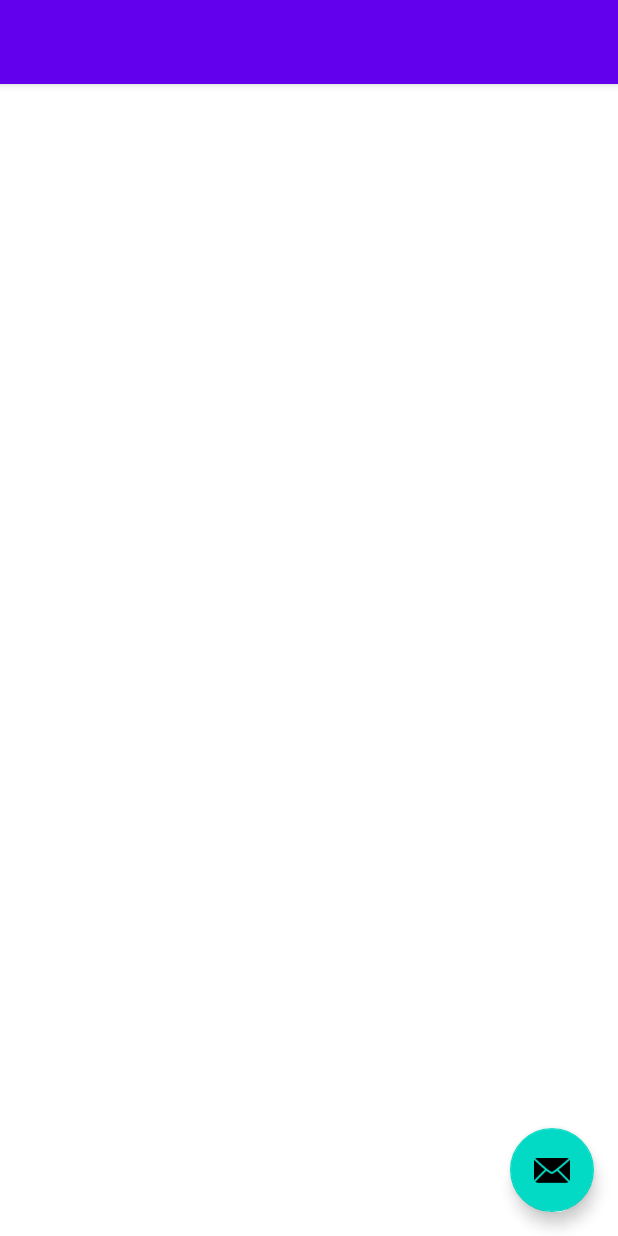
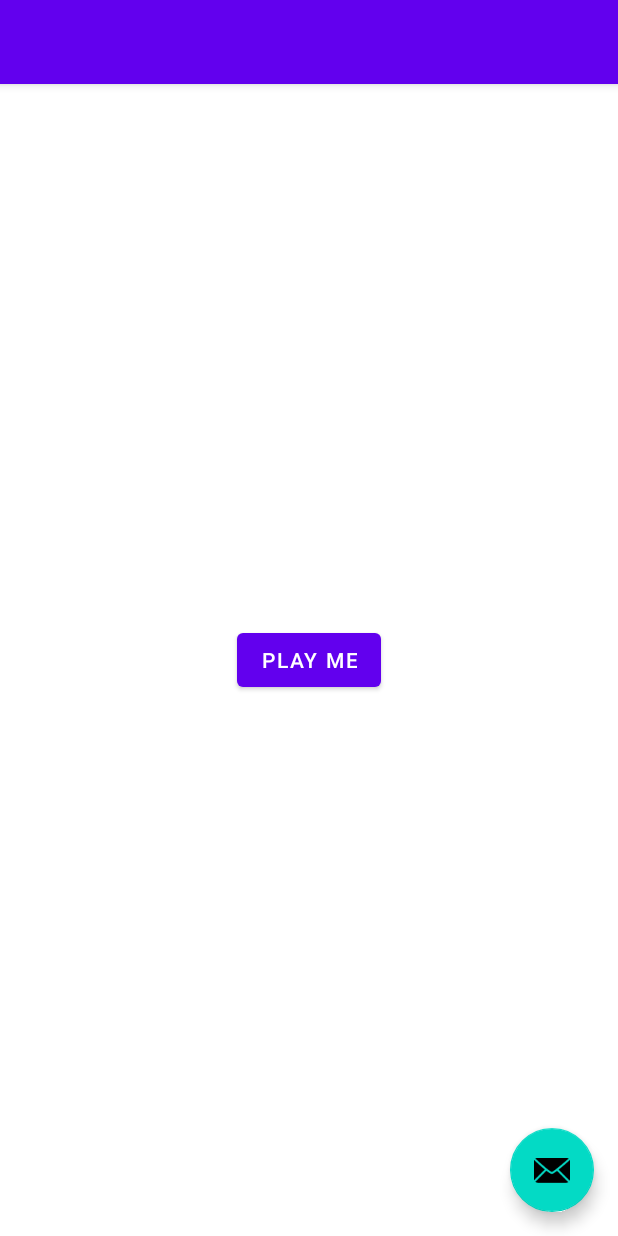
Before and after one commit to nasif-jaoadun/BasicAndroidApp, an Android app: the layout activity_main2.xml on its own in the app's theme, with its tools: preview values and no code run, on a phone screen of 412 x 824 dp. Run offline under Robolectric (Android 15) with nearby library versions, the phone set to English and light mode, and no system bars.

```diff
--- a/app/build.gradle
+++ b/app/build.gradle
@@ -1,6 +1,8 @@
 plugins {
     id 'com.android.application'
     id 'org.jetbrains.kotlin.android'
+    id 'kotlin-android'
+    id 'kotlin-android-extensions'
 }
 
 android {
--- a/app/src/main/AndroidManifest.xml
+++ b/app/src/main/AndroidManifest.xml
@@ -16,7 +16,6 @@
         <activity
             android:name=".MainActivity2"
             android:exported="true"
-            android:label="@string/title_activity_main2"
             android:theme="@style/Theme.BasicApp.NoActionBar">
             <intent-filter>
                 <action android:name="android.intent.action.MAIN" />
--- a/app/src/main/java/com/codehabit/basicapp/MainActivity.kt
+++ b/app/src/main/java/com/codehabit/basicapp/MainActivity.kt
@@ -2,10 +2,15 @@ package com.codehabit.basicapp
 
 import androidx.appcompat.app.AppCompatActivity
 import android.os.Bundle
+import android.util.Log
+import kotlinx.android.synthetic.main.activity_main.*
 
 class MainActivity : AppCompatActivity() {
     override fun onCreate(savedInstanceState: Bundle?) {
         super.onCreate(savedInstanceState)
         setContentView(R.layout.activity_main)
+        setSupportActionBar(toolbar)
+
+        Log.i("Intents","Action =${intent.action}")
     }
 }
--- a/app/src/main/res/layout/content_main2.xml
+++ b/app/src/main/res/layout/content_main2.xml
@@ -5,7 +5,7 @@
     android:layout_height="match_parent"
     app:layout_behavior="@string/appbar_scrolling_view_behavior">
 
-    <fragment
+    <!--<fragment
         android:id="@+id/nav_host_fragment_content_main2"
         android:name="androidx.navigation.fragment.NavHostFragment"
         android:layout_width="0dp"
@@ -14,5 +14,15 @@
         app:layout_constraintBottom_toBottomOf="parent"
         app:layout_constraintEnd_toEndOf="parent"
         app:layout_constraintStart_toStartOf="parent"
+        app:layout_constraintTop_toTopOf="parent"/>-->
+
+    <Button
+        android:id="@+id/btn_play_me"
+        android:layout_width="wrap_content"
+        android:layout_height="wrap_content"
+        android:text="Play me"
+        app:layout_constraintBottom_toBottomOf="parent"
+        app:layout_constraintEnd_toEndOf="parent"
+        app:layout_constraintStart_toStartOf="parent"
         app:layout_constraintTop_toTopOf="parent"/>
 </androidx.constraintlayout.widget.ConstraintLayout>
```
Also changed, not shown: app/src/main/java/com/codehabit/basicapp/MainActivity2.kt (+10 -0 lines).
